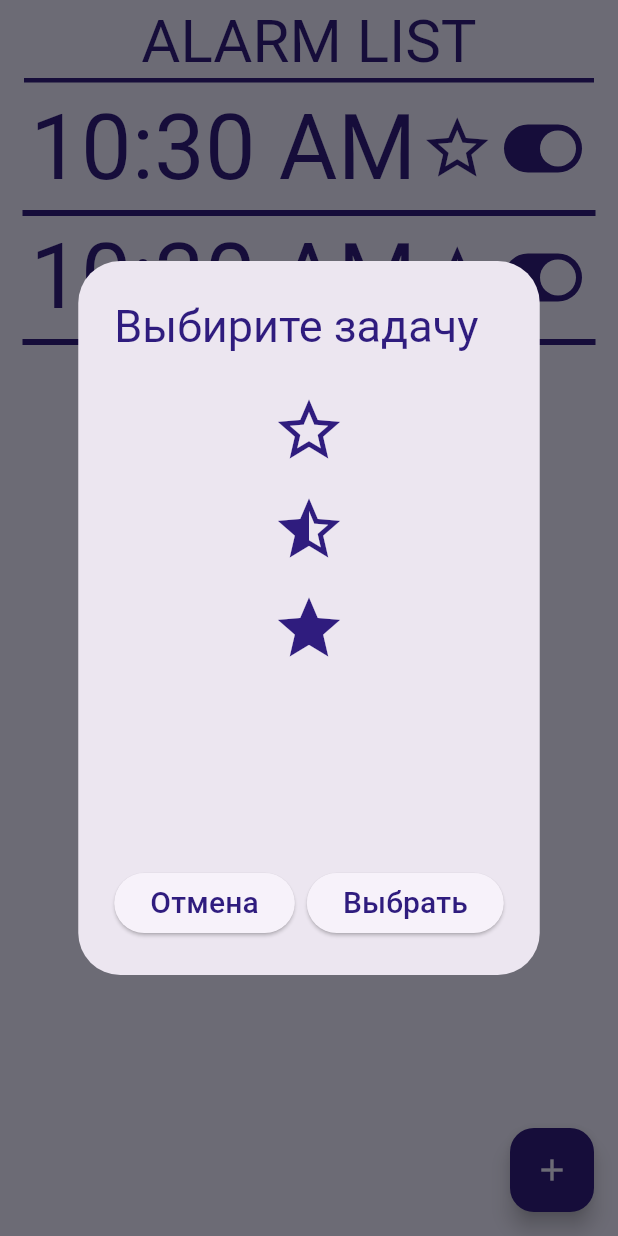
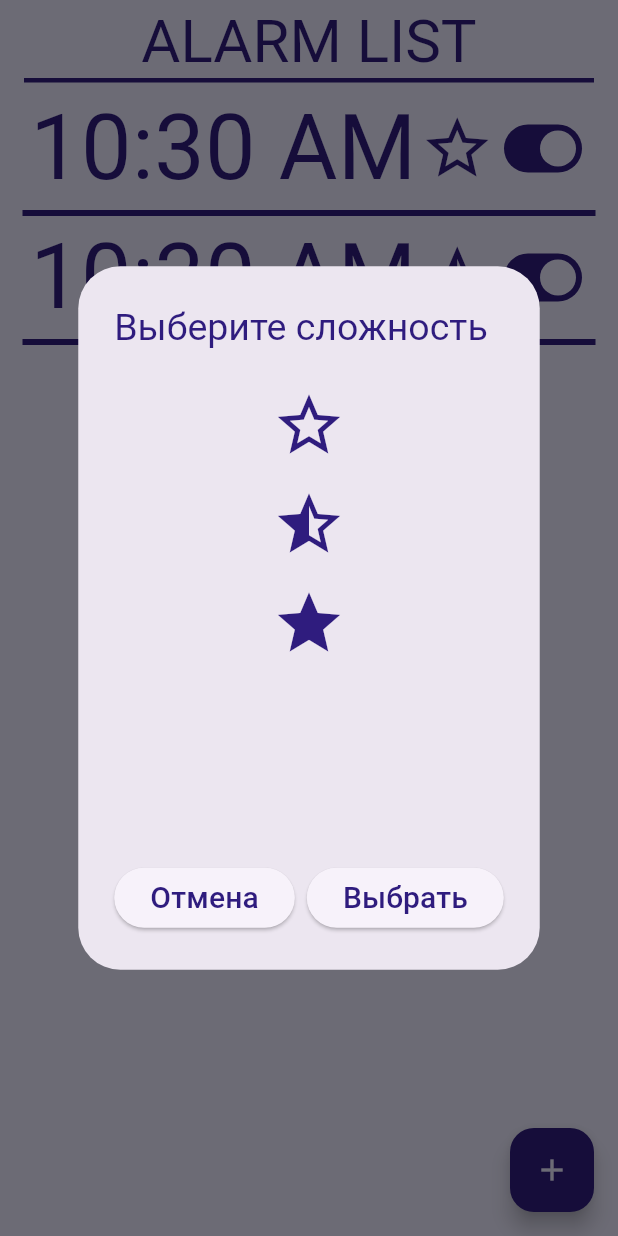
Before and after one commit to NickAlexeev4488/budilnik, a Flutter app: the alarmList screen opened directly, after a tap on the "star border" icon, on a phone screen of 412 x 824 dp. Run offline on Flutter 3.47's test engine with Material 3 defaults, Android fonts, the phone set to English and light mode, and no system bars.

Commit message:
fixed grammatical errors

```diff
--- a/lib/alarmList/Widgets/AlarmClockCard.dart
+++ b/lib/alarmList/Widgets/AlarmClockCard.dart
@@ -32,10 +32,10 @@ class AlarmClockCard extends StatefulWidget {
         context: context,
         builder: (BuildContext context) {
           return AlertDialog(
-            title: const Text('Выбирите задачу',
+            title: const Text('Выберите сложность',
                 style: TextStyle(
                   color: ColorFont,
-                  fontSize: 30,
+                  fontSize: 25,
                 )),
             content: Container(
               height: 300,
```
